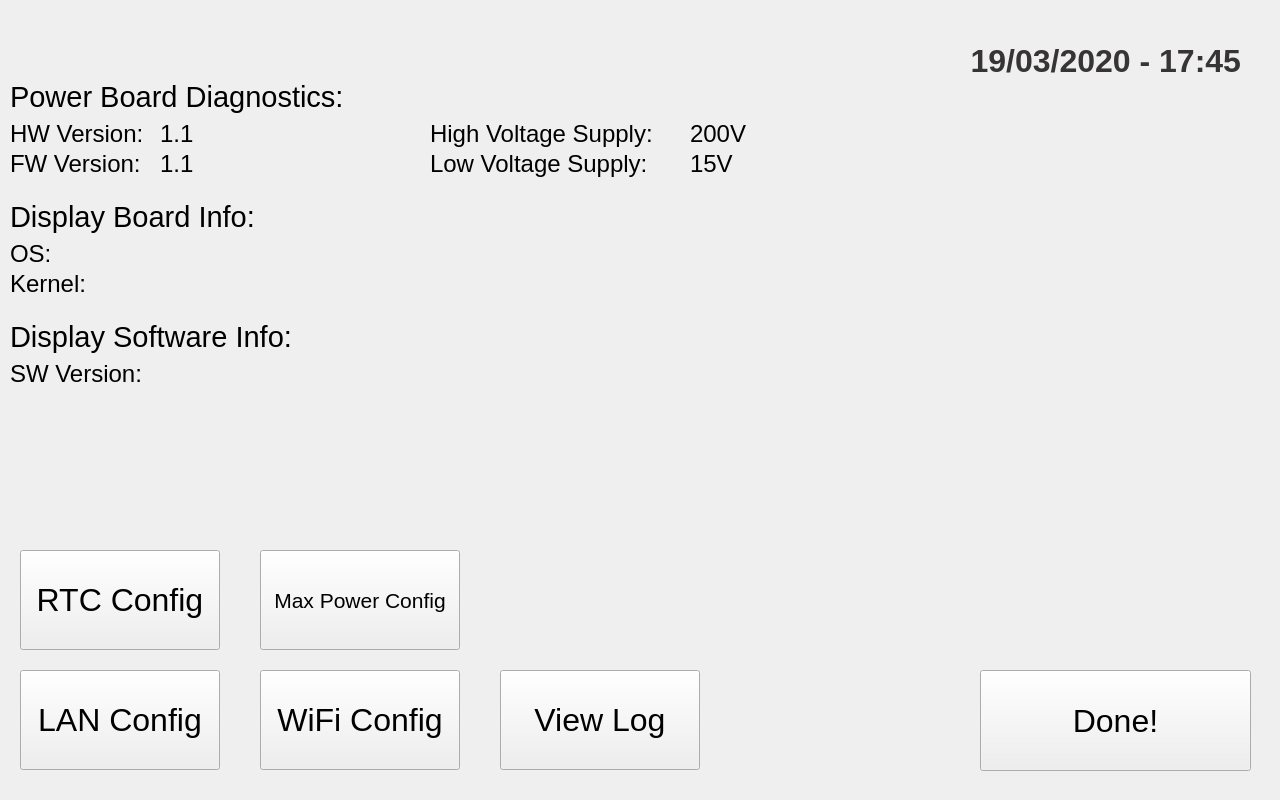
First picture: the form in stretcher_v_3_0/stretcher_diags_dlg.ui, repository MarianoDel/pyqt5, before the edit.
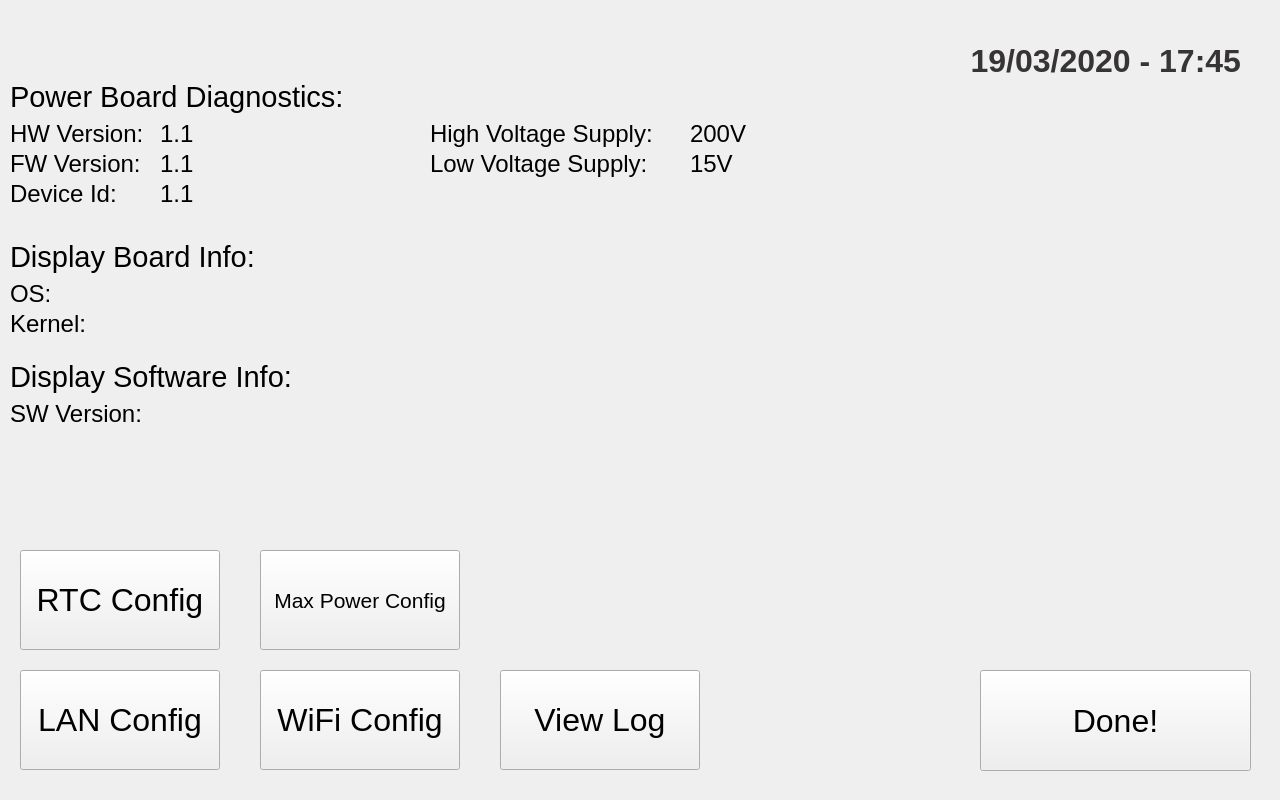
Second picture: the form after the edit. Icons and pictures are not drawn.

Commit message: Âdevice id a diags

Patch:
```diff
--- a/stretcher_v_3_0/stretcher_diags_dlg.ui
+++ b/stretcher_v_3_0/stretcher_diags_dlg.ui
@@ -190,7 +190,7 @@
    <property name="geometry">
     <rect>
      <x>10</x>
-     <y>240</y>
+     <y>280</y>
      <width>50</width>
      <height>28</height>
     </rect>
@@ -208,7 +208,7 @@
    <property name="geometry">
     <rect>
      <x>100</x>
-     <y>240</y>
+     <y>280</y>
      <width>651</width>
      <height>28</height>
     </rect>
@@ -226,7 +226,7 @@
    <property name="geometry">
     <rect>
      <x>10</x>
-     <y>200</y>
+     <y>240</y>
      <width>370</width>
      <height>34</height>
     </rect>
@@ -244,7 +244,7 @@
    <property name="geometry">
     <rect>
      <x>10</x>
-     <y>270</y>
+     <y>310</y>
      <width>91</width>
      <height>28</height>
     </rect>
@@ -262,7 +262,7 @@
    <property name="geometry">
     <rect>
      <x>100</x>
-     <y>270</y>
+     <y>310</y>
      <width>651</width>
      <height>28</height>
     </rect>
@@ -280,7 +280,7 @@
    <property name="geometry">
     <rect>
      <x>10</x>
-     <y>320</y>
+     <y>360</y>
      <width>370</width>
      <height>34</height>
     </rect>
@@ -298,7 +298,7 @@
    <property name="geometry">
     <rect>
      <x>10</x>
-     <y>360</y>
+     <y>400</y>
      <width>151</width>
      <height>28</height>
     </rect>
@@ -316,7 +316,7 @@
    <property name="geometry">
     <rect>
      <x>160</x>
-     <y>360</y>
+     <y>400</y>
      <width>611</width>
      <height>28</height>
     </rect>
@@ -543,6 +543,42 @@
     <set>Qt::AlignRight|Qt::AlignTrailing|Qt::AlignVCenter</set>
    </property>
   </widget>
+  <widget class="QLabel" name="deviceLabel">
+   <property name="geometry">
+    <rect>
+     <x>160</x>
+     <y>180</y>
+     <width>351</width>
+     <height>28</height>
+    </rect>
+   </property>
+   <property name="font">
+    <font>
+     <pointsize>18</pointsize>
+    </font>
+   </property>
+   <property name="text">
+    <string>1.1</string>
+   </property>
+  </widget>
+  <widget class="QLabel" name="label_9">
+   <property name="geometry">
+    <rect>
+     <x>10</x>
+     <y>180</y>
+     <width>150</width>
+     <height>28</height>
+    </rect>
+   </property>
+   <property name="font">
+    <font>
+     <pointsize>18</pointsize>
+    </font>
+   </property>
+   <property name="text">
+    <string>Device Id:</string>
+   </property>
+  </widget>
  </widget>
  <resources>
   <include location="stretcher3_res.qrc"/>
```
The commit also changes 3 other files.
